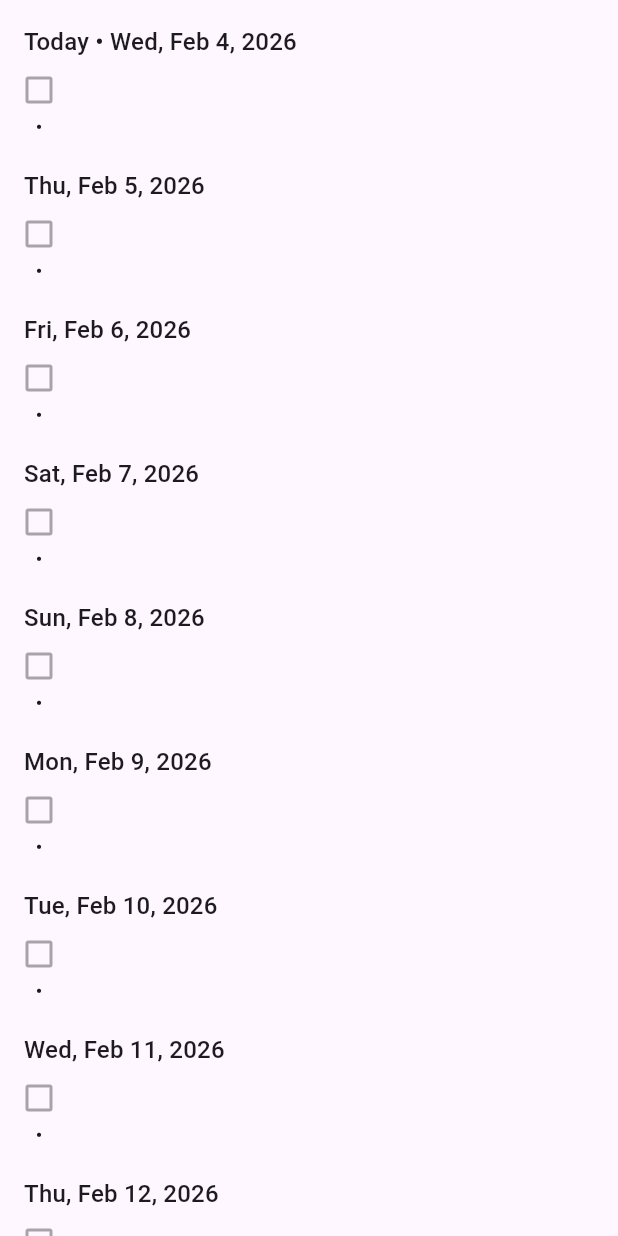
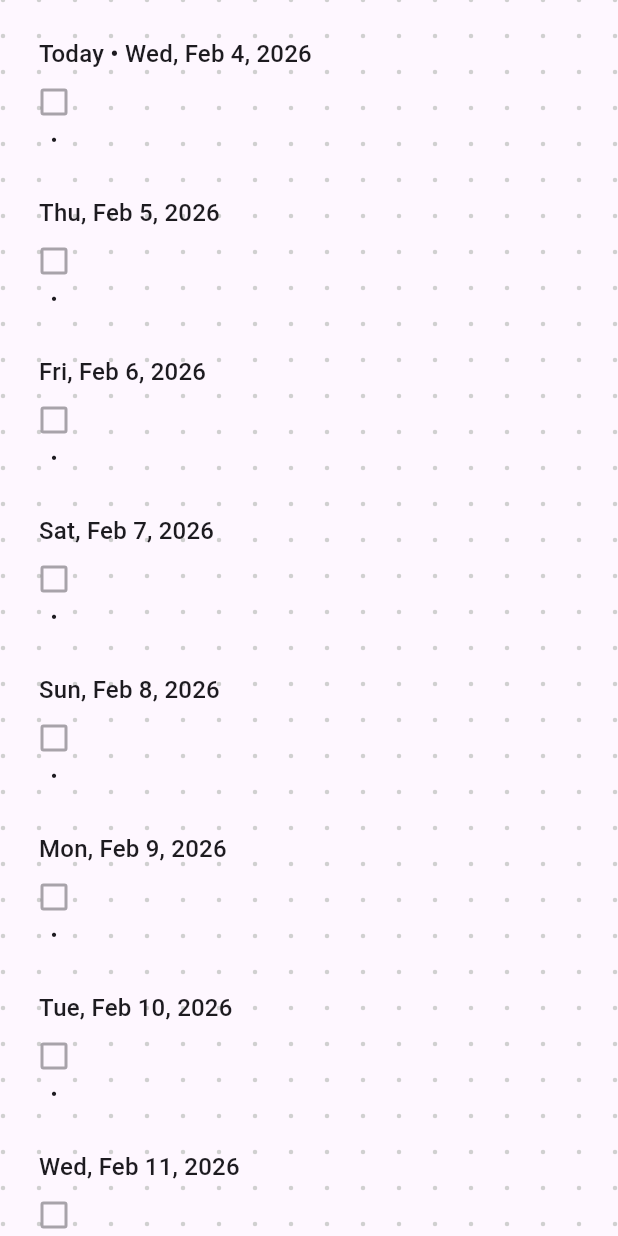
Before and after one commit to elibdev/lifelog, a Flutter app: the screen it shows after launch, on a phone screen of 412 x 824 dp. Run offline on Flutter 3.47's test engine with Material 3 defaults, Android fonts, the phone set to English and light mode, and no system bars; missing offline and left inert: sqlite3; statements that could not run were skipped.

Commit message:
Implement dotted grid background with aligned content
Created:
- DottedGridPainter: CustomPainter for drawing grid dots
- DottedGridBackground: Wrapper widget with grid background

Updated:
- journal_screen.dart: Wrap content with DottedGridBackground
- record_widget.dart: Use GridConstants for all spacing, LayoutBuilder for grid alignment
- day_section.dart: Use GridConstants for header padding

All UI elements now align to the 24px grid system:
- Checkboxes align to column 2
- Text starts at column 3
- Headers use grid-based padding
- Text line height matches grid spacing (1.5x multiplier)
- Horizontally centered grid with symmetric padding

The grid scrolls with content and adapts to light/dark themes.

https://claude.ai/code/session_A7RA5

```diff
--- a/lib/widgets/day_section.dart
+++ b/lib/widgets/day_section.dart
@@ -1,6 +1,7 @@
 import 'package:flutter/material.dart';
 import '../models/record.dart';
 import '../services/date_service.dart';
+import '../constants/grid_constants.dart';
 import 'record_section.dart';
 
 // WHAT IS THIS WIDGET?
@@ -78,18 +79,27 @@ class DaySection extends StatelessWidget {
         final notes = records.whereType<NoteRecord>().toList();
 
         // Build the day's UI: header + todos + notes
+        // LAYOUTBUILDER: Get container width to calculate grid-aligned padding
+        return LayoutBuilder(
+          builder: (context, constraints) {
+            final leftPadding = GridConstants.calculateContentLeftPadding(
+              constraints.maxWidth,
+            );
+            final rightPadding = GridConstants.calculateContentRightPadding(
+              constraints.maxWidth,
+            );
+
             return Column(
               crossAxisAlignment: CrossAxisAlignment.start,
               children: [
                 // DATE HEADER
-            // Compact spacing for information density
-            // (More content visible without scrolling)
+                // Aligns with grid columns for visual consistency
                 Padding(
-              padding: const EdgeInsets.fromLTRB(
-                16.0, // left
-                16.0, // top - reduced from 24.0 for compactness
-                16.0, // right
-                8.0, // bottom - reduced from 12.0 for compactness
+                  padding: EdgeInsets.fromLTRB(
+                    leftPadding,
+                    GridConstants.sectionTopPadding,
+                    rightPadding,
+                    GridConstants.sectionHeaderBottomPadding,
                   ),
               child: Text(
                 // Show "Today • " prefix if this is today's date
@@ -143,5 +153,7 @@ class DaySection extends StatelessWidget {
             );
           },
         );
+      },
+    );
   }
 }
--- /dev/null
+++ b/lib/widgets/dotted_grid_background.dart
@@ -0,0 +1,74 @@
+import 'package:flutter/material.dart';
+import '../constants/grid_constants.dart';
+import 'dotted_grid_painter.dart';
+
+/// Wrapper widget that renders a dotted grid background behind its child.
+///
+/// FLUTTER PATTERN: This is a "composition widget" - it wraps other widgets
+/// to add functionality (in this case, a visual grid background). This is
+/// preferred over inheritance in Flutter.
+///
+/// The grid:
+/// - Scrolls with the content (not stationary)
+/// - Is horizontally centered with symmetric padding
+/// - Adapts to theme (light/dark mode)
+/// - All content should align to this grid's columns
+///
+/// WIDGET TREE:
+/// DottedGridBackground
+/// └── LayoutBuilder (gets available width)
+///     └── Stack (layers child on top of grid)
+///         ├── CustomPaint (grid dots - background layer)
+///         └── child (content - foreground layer)
+class DottedGridBackground extends StatelessWidget {
+  /// The content to render on top of the grid
+  final Widget child;
+
+  const DottedGridBackground({
+    super.key,
+    required this.child,
+  });
+
+  @override
+  Widget build(BuildContext context) {
+    // Get theme brightness to determine dot color
+    // FLUTTER THEMING: Theme.of(context) accesses the nearest Theme widget
+    // up the tree. Material apps provide this automatically.
+    final brightness = Theme.of(context).brightness;
+    final dotColor = brightness == Brightness.light
+        ? GridConstants.dotColorLight
+        : GridConstants.dotColorDark;
+
+    // LAYOUTBUILDER: Gives us the exact constraints from the parent
+    // We need this to calculate horizontal centering for the grid
+    // See: https://api.flutter.dev/flutter/widgets/LayoutBuilder-class.html
+    return LayoutBuilder(
+      builder: (context, constraints) {
+        // Calculate how much to offset the grid horizontally to center it
+        final horizontalOffset = GridConstants.calculateGridOffset(
+          constraints.maxWidth,
+        );
+
+        // STACK: Layers widgets on top of each other (z-axis)
+        // Unlike Column/Row (which lay out on x/y axes), Stack uses absolute
+        // positioning. First child is at the bottom, last child on top.
+        // See: https://api.flutter.dev/flutter/widgets/Stack-class.html
+        return Stack(
+          children: [
+            // Background layer: Grid dots
+            // CustomPaint draws custom graphics using our DottedGridPainter
+            CustomPaint(
+              size: Size.infinite, // Fill the entire available space
+              painter: DottedGridPainter(
+                horizontalOffset: horizontalOffset,
+                color: dotColor,
+              ),
+            ),
+            // Foreground layer: Content
+            child,
+          ],
+        );
+      },
+    );
+  }
+}
--- /dev/null
+++ b/lib/widgets/dotted_grid_painter.dart
@@ -0,0 +1,78 @@
+import 'package:flutter/rendering.dart';
+import '../constants/grid_constants.dart';
+
+/// CustomPainter that draws a dotted grid pattern.
+///
+/// FLUTTER CONCEPT: CustomPainter
+/// CustomPainter gives you direct access to Canvas - Flutter's low-level
+/// drawing API (similar to HTML Canvas or Android Canvas). Use it when you
+/// need to draw custom graphics that aren't available as built-in widgets.
+///
+/// LIFECYCLE: CustomPainter.paint() is called whenever:
+/// - The widget is first built
+/// - The size changes
+/// - shouldRepaint() returns true (when properties change)
+///
+/// PERFORMANCE: Canvas operations are efficient, but avoid creating new
+/// objects in paint() - store them as fields instead (like _paint below).
+///
+/// See: https://api.flutter.dev/flutter/rendering/CustomPainter-class.html
+class DottedGridPainter extends CustomPainter {
+  /// Horizontal offset to center the grid within the container
+  final double horizontalOffset;
+
+  /// Color of the dots (theme-aware, passed from parent)
+  final Color color;
+
+  /// Pre-created Paint object to avoid allocations in paint()
+  /// DART PERFORMANCE TIP: Create Paint objects once and reuse them
+  late final Paint _paint;
+
+  DottedGridPainter({
+    required this.horizontalOffset,
+    required this.color,
+  }) {
+    // Initialize Paint object once in constructor
+    _paint = Paint()
+      ..color = color
+      ..style = PaintingStyle.fill; // Fill the circles (not stroke)
+  }
+
+  @override
+  void paint(Canvas canvas, Size size) {
+    // CANVAS DRAWING: Loop through grid positions and draw circles
+    // Start from horizontalOffset to center the grid horizontally
+
+    final double spacing = GridConstants.spacing;
+    final double dotRadius = GridConstants.dotRadius;
+
+    // Calculate how many rows and columns we need to cover the entire area
+    final int columns = ((size.width - horizontalOffset) / spacing).ceil() + 1;
+    final int rows = (size.height / spacing).ceil() + 1;
+
+    // Draw dots at each grid intersection
+    for (int row = 0; row < rows; row++) {
+      for (int col = 0; col < columns; col++) {
+        final double x = horizontalOffset + (col * spacing);
+        final double y = row * spacing;
+
+        // Only draw if the dot is within the canvas bounds
+        if (x >= 0 && x <= size.width && y >= 0 && y <= size.height) {
+          canvas.drawCircle(
+            Offset(x, y),
+            dotRadius,
+            _paint,
+          );
+        }
+      }
+    }
+  }
+
+  @override
+  bool shouldRepaint(DottedGridPainter oldDelegate) {
+    // Repaint if the offset or color changed
+    // PERFORMANCE: Return false if nothing changed to avoid unnecessary repaints
+    return oldDelegate.horizontalOffset != horizontalOffset ||
+        oldDelegate.color != color;
+  }
+}
--- a/lib/widgets/journal_screen.dart
+++ b/lib/widgets/journal_screen.dart
@@ -6,6 +6,7 @@ import '../services/date_service.dart';
 import '../utils/debouncer.dart';
 import 'record_section.dart';
 import 'day_section.dart';
+import 'dotted_grid_background.dart';
 
 class JournalScreen extends StatefulWidget {
   const JournalScreen({super.key});
@@ -289,12 +290,12 @@ class _JournalScreenState extends State<JournalScreen> {
             return Center(
               child: Container(
                 constraints: BoxConstraints(maxWidth: maxWidth),
-                // No decorations - just responsive width constraints
-                // NOTIFICATION LISTENERS: Handle cross-section navigation
-                // When RecordSection can't handle navigation (at end/start of section),
-                // the notification bubbles up here and we intelligently navigate
-                // to the next/previous section using the metadata in the notification
-                child: NotificationListener<NavigateDownNotification>(
+                // Dotted grid background wraps all content for visual structure
+                // WIDGET COMPOSITION: DottedGridBackground is a wrapper that adds
+                // a scrollable grid behind the content, ensuring all UI elements
+                // can align to a consistent visual grid system
+                child: DottedGridBackground(
+                  child: NotificationListener<NavigateDownNotification>(
                   onNotification: (notification) {
                     // RecordSection couldn't handle it (at end of section)
                     // Navigate to next logical section (todos→notes, notes→next day's todos)
@@ -362,6 +363,7 @@ class _JournalScreenState extends State<JournalScreen> {
                 ), // End CustomScrollView
                   ), // End NotificationListener<NavigateUpNotification>
                 ), // End NotificationListener<NavigateDownNotification>
+                ), // End DottedGridBackground
               ),
             );
           },
--- a/lib/widgets/record_widget.dart
+++ b/lib/widgets/record_widget.dart
@@ -1,6 +1,7 @@
 import 'package:flutter/material.dart';
 import '../models/record.dart';
 import '../services/keyboard_service.dart';
+import '../constants/grid_constants.dart';
 
 class RecordWidget extends StatefulWidget {
   final Record record;
@@ -134,18 +135,36 @@ class _RecordWidgetState extends State<RecordWidget> {
     final isEmpty = record.content.isEmpty;
     final isChecked = record is TodoRecord && record.checked;
 
+    // LAYOUTBUILDER: Get container width to calculate grid-aligned padding
+    // This ensures checkboxes align with column 2 of the dotted grid
+    return LayoutBuilder(
+      builder: (context, constraints) {
+        final leftPadding = GridConstants.calculateContentLeftPadding(
+          constraints.maxWidth,
+        );
+        final rightPadding = GridConstants.calculateContentRightPadding(
+          constraints.maxWidth,
+        );
+
         return Padding(
-      padding: const EdgeInsets.symmetric(horizontal: 16.0, vertical: 2.0), // Reduced from 4.0 for compactness
+          padding: EdgeInsets.only(
+            left: leftPadding,
+            right: rightPadding,
+            top: GridConstants.itemVerticalSpacing,
+            bottom: GridConstants.itemVerticalSpacing,
+          ),
           child: Row(
             crossAxisAlignment: CrossAxisAlignment.start,
             children: [
               // Leading widget (polymorphic!) - checkbox or bullet
-          // No top padding - aligns with first line of text
+              // Aligns with column 2 of the grid
               Padding(
-            padding: const EdgeInsets.only(right: 12.0),
+                padding: const EdgeInsets.only(
+                  right: GridConstants.checkboxToTextGap,
+                ),
                 child: SizedBox(
-              width: 20,
-              height: 20,
+                  width: GridConstants.checkboxSize,
+                  height: GridConstants.checkboxSize,
               child: record is TodoRecord
                   // Checkbox is now focusable (Tab includes it, arrow keys skip it)
                   ? Checkbox(
@@ -194,8 +213,11 @@ class _RecordWidgetState extends State<RecordWidget> {
                   contentPadding: EdgeInsets.zero,
                 ),
                 // Strikethrough for completed todos - uses default Material styling
+                // LINE HEIGHT: Set to match grid spacing for vertical alignment
+                // See: https://api.flutter.dev/flutter/painting/TextStyle/height.html
                 style: Theme.of(context).textTheme.bodyMedium?.copyWith(
                   decoration: isChecked ? TextDecoration.lineThrough : null,
+                  height: GridConstants.textLineHeightMultiplier,
                 ),
                 maxLines: null,
                 textInputAction: TextInputAction.next,
@@ -222,5 +244,7 @@ class _RecordWidgetState extends State<RecordWidget> {
         ],
       ),
         );
+      },
+    );
   }
 }
```
Lines whose indentation alone changed are shown as unchanged.
